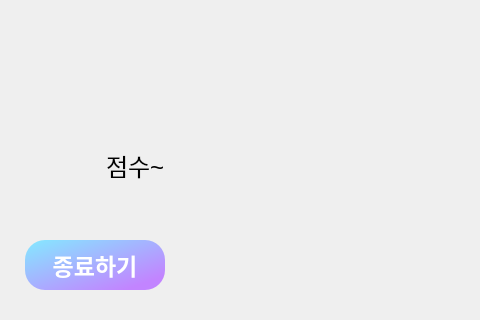
This is ui/exit_dialog.ui in khs19/HealthCare_ as Qt 5 draws it before an edit; both pictures show x 375 to 855 and y 320 to 640 of the 940 by 640 pixel window. The edited form follows.
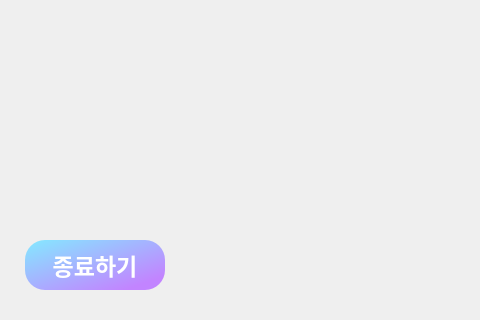
This is the edited form.

The edit to the form file:
```diff
--- a/ui/exit_dialog.ui
+++ b/ui/exit_dialog.ui
@@ -145,7 +145,7 @@
 padding:5px;</string>
    </property>
    <property name="text">
-    <string>점수~</string>
+    <string/>
    </property>
   </widget>
  </widget>
```
Left out of the diff: 6 changed lines with no effect on the pictures.
